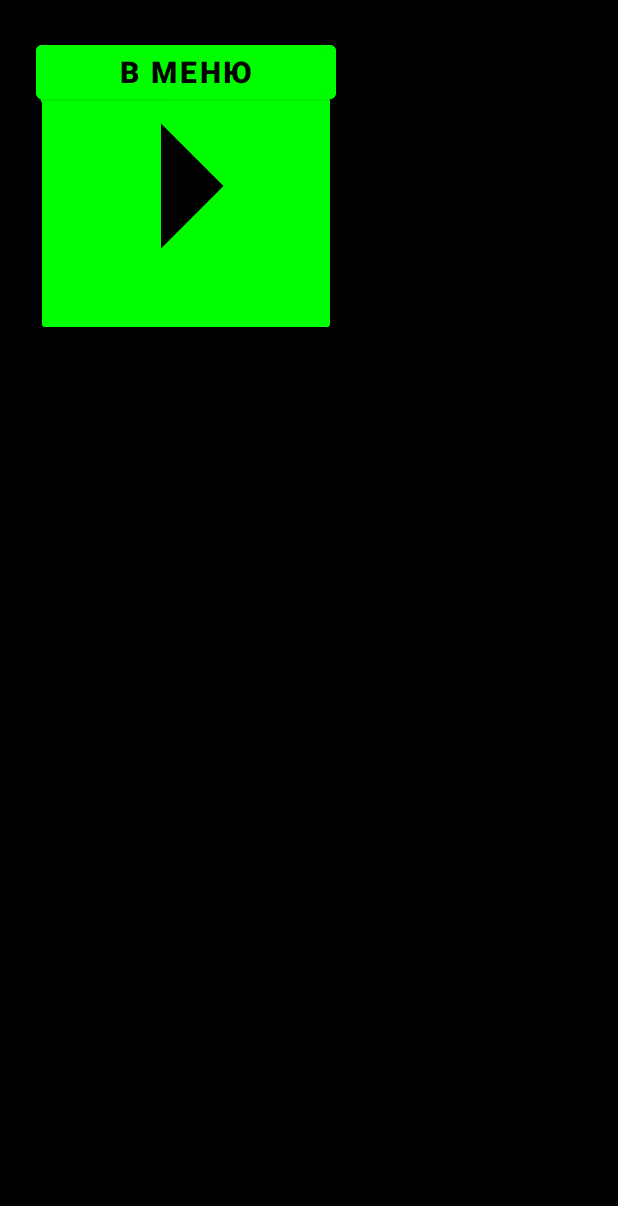
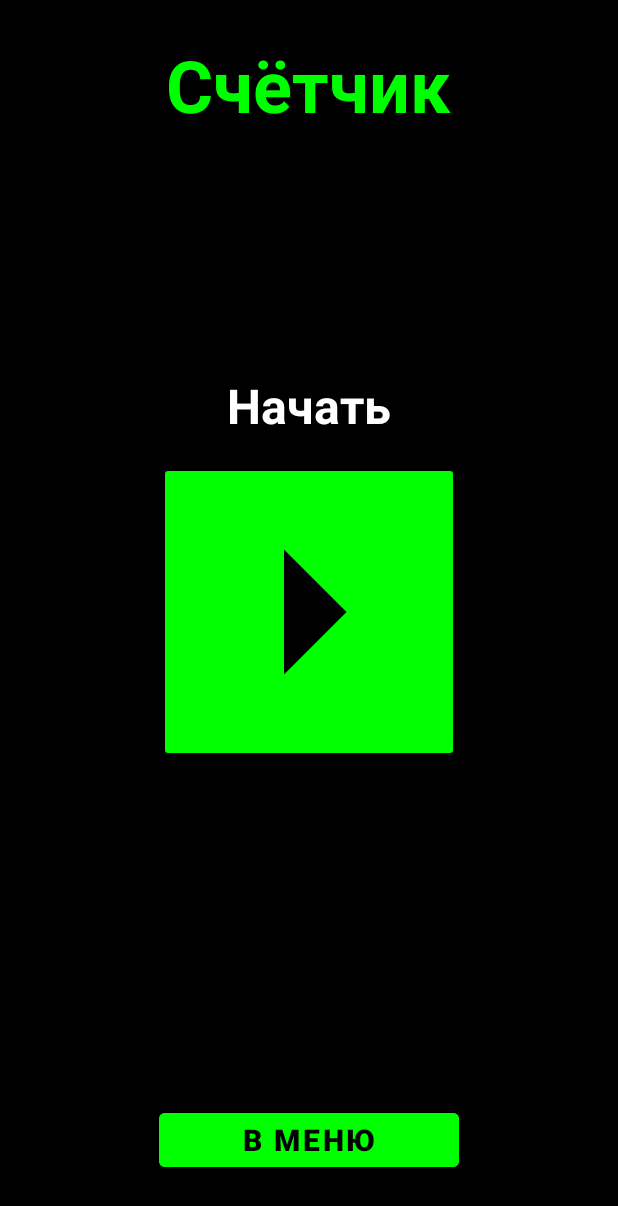
Before and after one commit to laplasian/PushUps, an Android app built with Jetpack Compose: the CounterFragment screen opened through its navigation route, on a phone screen of 412 x 824 dp. Shown: the top 1206 px of the screen. Run offline under Robolectric (Android 15) with nearby library versions, the phone set to English and light mode, and no system bars.

Commit message:
fix linear to frame layout bug

```diff
--- a/app/src/main/res/layout/counter_fragment.xml
+++ b/app/src/main/res/layout/counter_fragment.xml
@@ -1,12 +1,16 @@
 <?xml version="1.0" encoding="utf-8"?>
 <FrameLayout xmlns:android="http://schemas.android.com/apk/res/android"
+    android:layout_width="match_parent"
+    android:layout_height="match_parent"
+    android:background="#000000">
+
+    <LinearLayout
         android:id="@+id/rootContainer"
+        android:layout_width="match_parent"
+        android:layout_height="match_parent"
         android:orientation="vertical"
         android:gravity="center_horizontal"
-    android:layout_width="match_parent"
-    android:layout_height="match_parent"
-    android:padding="24dp"
-    android:background="#000000">
+        android:padding="24dp">
 
         <TextView
             android:id="@+id/counterTitle"
@@ -136,6 +140,9 @@
                 android:layout_height="0dp"
                 android:layout_weight="1"/>
         </LinearLayout>
+
+    </LinearLayout>
+
     <ImageView
         android:id="@+id/animeOverlay"
         android:layout_width="300dp"
@@ -144,4 +151,5 @@
         android:visibility="gone"
         android:contentDescription="Anime reward"
         android:src="@drawable/ic_launcher_background" />
+
 </FrameLayout>
```
Lines whose indentation alone changed are shown as unchanged.
